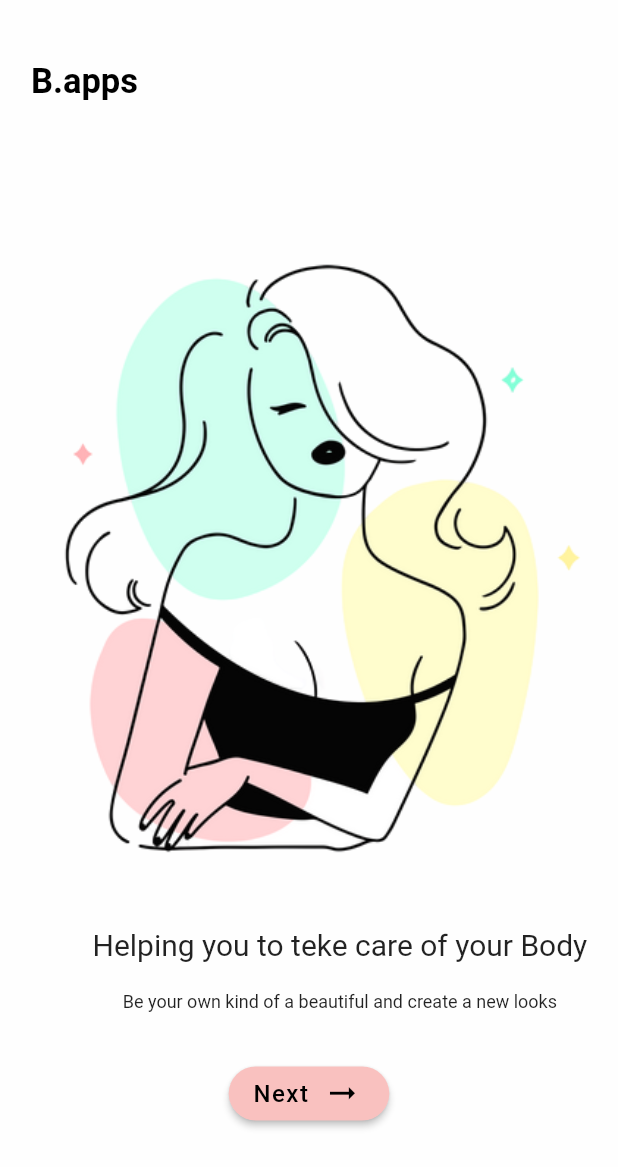
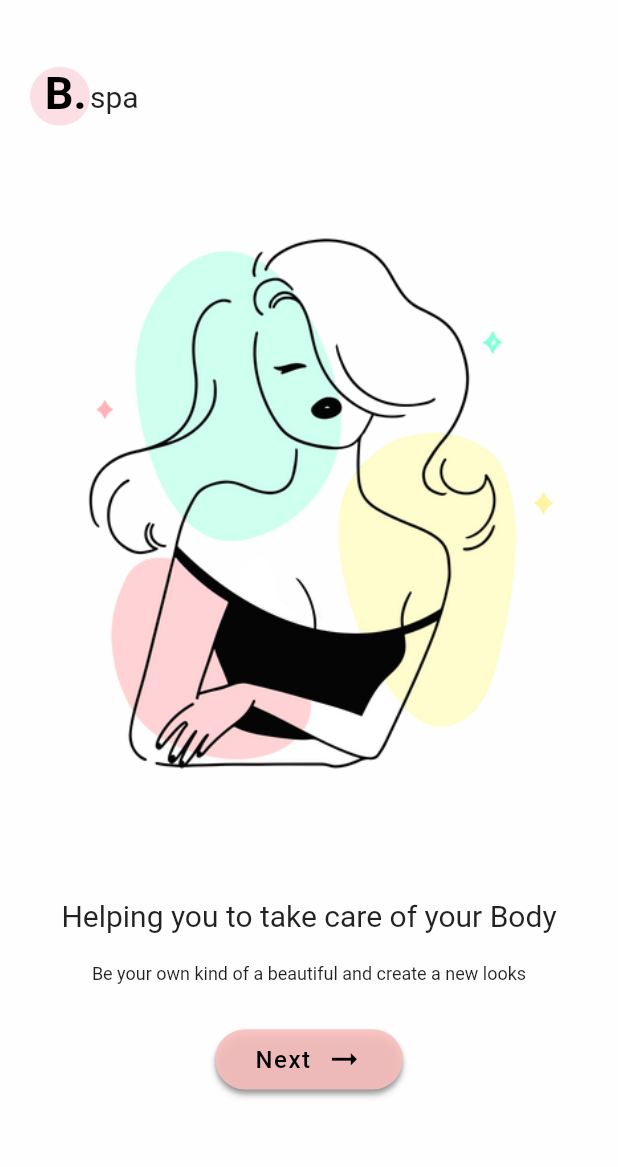
Before and after one commit to Dianparir/PA_PEMO_A1_3, a Flutter app: the screen it shows after launch, on a phone screen of 412 x 824 dp. Shown: the top 1167 px of the screen. Run offline on Flutter 3.47's test engine with Material 2 defaults, Android fonts, the phone set to English and light mode, and no system bars.

Commit message:
Update Project

```diff
--- a/pa_pemo_a1_3_beauty_spa/lib/landing_page.dart
+++ b/pa_pemo_a1_3_beauty_spa/lib/landing_page.dart
@@ -1,5 +1,7 @@
 import 'package:flutter/material.dart';
+import 'package:pa_pemo_a1_3_beauty_spa/login_page.dart';
 import 'package:pa_pemo_a1_3_beauty_spa/main.dart';
+import 'package:pa_pemo_a1_3_beauty_spa/register.dart';
 
 class landingPage extends StatelessWidget {
   const landingPage({super.key});
@@ -12,34 +14,57 @@ class landingPage extends StatelessWidget {
       home: Scaffold(
         backgroundColor: Color.fromARGB(255, 254, 254, 254),
         body: Container(
-          child: Stack(
+          margin: EdgeInsets.all(20.0),
+          alignment: Alignment.center,
+          child: ListView(
             children: [
               Container(
-                margin: EdgeInsets.only(top: size.height * 0.05, left: size.width * 0.05),
+                margin: EdgeInsets.only(top: size.height * 0.03),
+                child: Row(
+                  children: [
+                    Container(
+                      width: 40,
+                      height: 39,
+                      decoration: BoxDecoration(
+                        color: Color.fromARGB(211, 252, 217, 222),
+                        borderRadius: BorderRadius.circular(50)
+                      ),
                       child: Text(
-                  "B.apps",
+                        " B.",
                         style: TextStyle(
                           color: Colors.black,
-                    fontSize: 23,
+                          fontSize: 30,
                           fontWeight: FontWeight.bold
                         ),
-                  textAlign: TextAlign.start,
+                        textAlign: TextAlign.center,
+                      ),
+                    ),
+                    Text(
+                      "spa",
+                      style: TextStyle(
+                        fontSize: 20
+                      ),
+                    )
+                  ],
                 ),
               ),
               Container(
-                margin: EdgeInsets.only(top: size.height * 0.2),
+                height: size.height / 2,
+                margin: EdgeInsets.only(top: 50.0),
                 child: Image.asset(
                   "assets/landing-page-pic0.png",
                   // height: size.height / 2,
                   // width: size.width / 2,
                 ),
               ),
+              SizedBox(
+                height: size.height * 0.065,
+              ),
               Container(
-                margin: EdgeInsets.only(top: size.height * 0.75, left: size.width * 0.10),
                 child: Column(
                   children: [
                     Text(
-                      "Helping you to teke care of your Body",
+                      "Helping you to take care of your Body",
                       style: TextStyle(
                         fontSize: 20
                       ),
@@ -53,29 +78,45 @@ class landingPage extends StatelessWidget {
                       style: TextStyle(
                         fontSize: 12
                       ),
+                      textAlign: TextAlign.center,
                     ),
                     SizedBox(
                       height: 30,
                     ),
-                    Container(
-                      margin: EdgeInsets.only(right: size.width * 0.37, left: size.width * 0.27),
+                    SizedBox(
+                      width: 125,
+                      height: 40,
+                      child: Container(
+                        decoration: BoxDecoration(
+                          boxShadow: [
+                            BoxShadow(
+                              color: Colors.black.withOpacity(0.2),
+                              spreadRadius: 0,
+                              blurRadius: 1.5,
+                              offset: Offset(0, 3)
+                            )
+                          ],
+                          borderRadius: BorderRadius.circular(100),
+                          color: Color.fromARGB(107, 249, 193, 191),
+                        ),
                         child: ElevatedButton(
                           onPressed: () {
                             Navigator.push(
                               context,
                               MaterialPageRoute(
                                 builder: (_){
-                                return contoh();
+                                  return RegisterPage();
                               }),
                             );
                           },
                           style: ElevatedButton.styleFrom(
-                          backgroundColor: Color.fromARGB(255, 249, 193, 191),
+                            backgroundColor: Color.fromARGB(220, 249, 193, 191),
                             shape: RoundedRectangleBorder(
-                            borderRadius: BorderRadius.circular(100)
+                              borderRadius: BorderRadius.circular(100),
                             ),
                           ),
                           child: Row(
+                            mainAxisAlignment: MainAxisAlignment.center,
                             children: [
                               Text(
                                 "Next",
@@ -97,6 +138,7 @@ class landingPage extends StatelessWidget {
                           )
                         ),
                       ),
+                    ),
                   ]
                 ),
               ),
--- a/pa_pemo_a1_3_beauty_spa/lib/main.dart
+++ b/pa_pemo_a1_3_beauty_spa/lib/main.dart
@@ -1,5 +1,6 @@
 import 'package:flutter/material.dart';
 import 'package:pa_pemo_a1_3_beauty_spa/landing_page.dart';
+import 'package:pa_pemo_a1_3_beauty_spa/splash_screen.dart';
 
 void main() {
   runApp(const MyApp());
@@ -11,24 +12,7 @@ class MyApp extends StatelessWidget {
   Widget build(BuildContext context) {
     return MaterialApp(
       title: 'Beauty Spa',
-      // theme: ThemeData(
-
-      //   primarySwatch: Colors.blue,
-      // ),
-      home: landingPage(),
+      home: SplashScreen(),
     );
   }
 }
-
-class contoh extends StatelessWidget {
-  const contoh({super.key});
-
-  @override
-  Widget build(BuildContext context) {
-    return Scaffold(
-      body: Container(
-        child: Text("Sudah Ganti halaman"),
-      ),
-    );
-  }
-}
```
Also changed, not shown: pa_pemo_a1_3_beauty_spa/lib/home_page.dart (+194 -0 lines), pa_pemo_a1_3_beauty_spa/lib/login_page.dart (+159 -0 lines), pa_pemo_a1_3_beauty_spa/lib/register.dart (+150 -0 lines), pa_pemo_a1_3_beauty_spa/lib/splash_screen.dart (+57 -0 lines), pa_pemo_a1_3_beauty_spa/pubspec.yaml (+9 -0 lines), pa_pemo_a1_3_beauty_spa/assets/abstract.jpg (added), 1 other file. Lines whose indentation alone changed are shown as unchanged.
